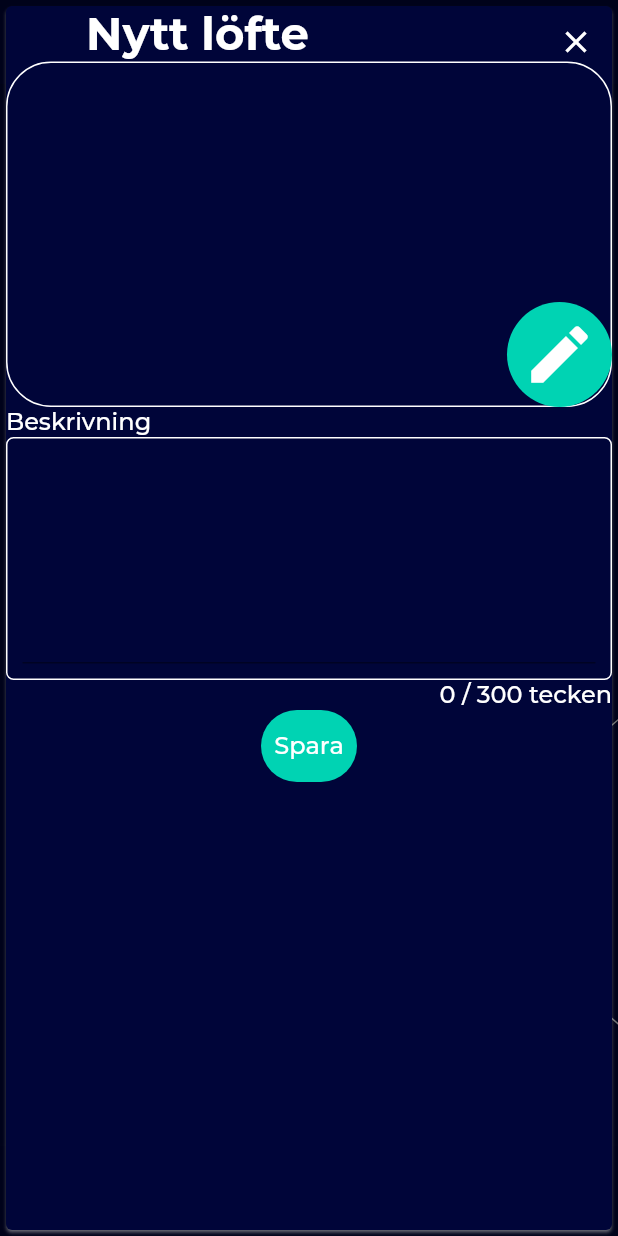
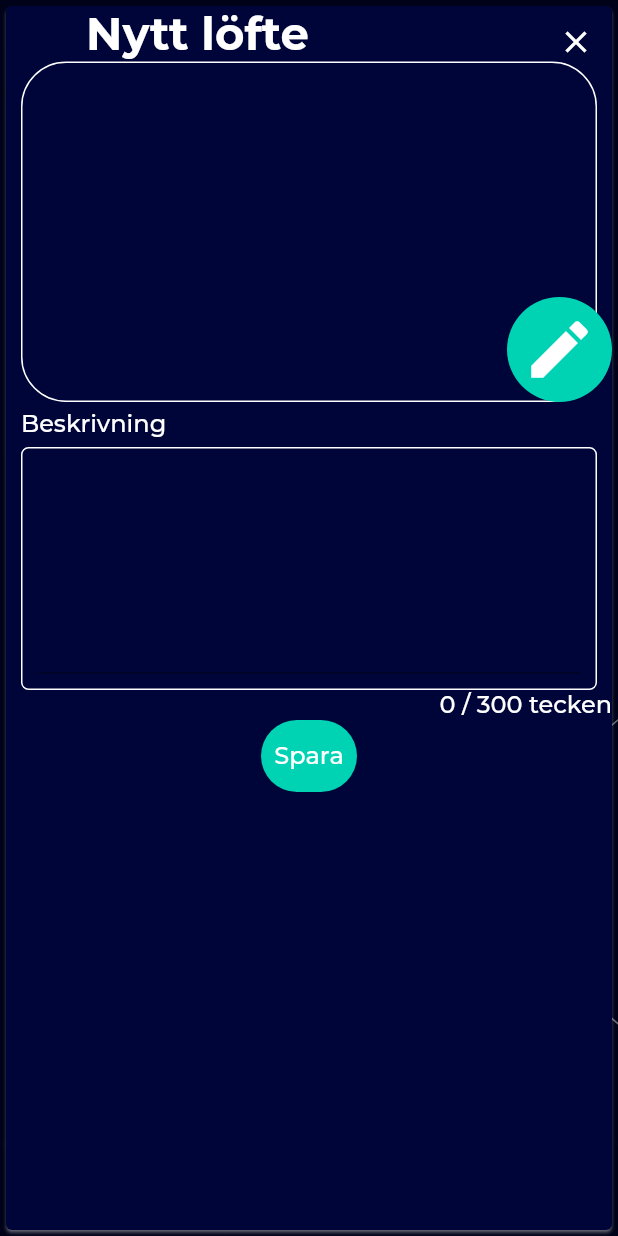
Before and after one commit to juliusolson/rena, a Flutter app: the screen it shows after launch, item 4 of the bottom bar chosen, after a tap on the "add" icon, on a phone screen of 412 x 824 dp. Run offline on Flutter 3.47's test engine with Material 2 defaults, Android fonts, the light colour scheme and no system bars; our stand-ins replace charts_flutter, percent_indicator; project files that could hold a hidden picture were left out.

Commit message:
fixed some coloring  issues

```diff
--- a/lib/models/challengesmodel.dart
+++ b/lib/models/challengesmodel.dart
@@ -27,8 +27,8 @@ class ChallengesModel {
     ],
     categories[2]: [
       Challenge('Mental 1', 'Mental'),
-      Challenge('Mental 1', 'Mental'),
-      Challenge('Mental 1', 'Mental'),
+      Challenge('Mental 2', 'Mental'),
+      Challenge('Mental 3', 'Mental'),
     ]
   };
 
--- a/lib/screens/panik/components/promisesview.dart
+++ b/lib/screens/panik/components/promisesview.dart
@@ -67,7 +67,7 @@ class _PromisesViewState extends State<PromisesView> {
                               horizontal: 10, vertical: 10),
                           decoration: BoxDecoration(
                               border: Border.all(
-                                  color: Theme.of(context).hintColor),
+                                  color: Theme.of(context).shadowColor),
                               borderRadius: BorderRadius.circular(15)),
                           child: Text(promises.promises[index].body,
                               style: Theme.of(context).textTheme.caption));
@@ -110,10 +110,11 @@ class _PromiseCreationDialogState extends State<PromiseCreationDialog> {
                 Flexible(
                   child: Stack(children: [
                     Container(
+                        margin: EdgeInsets.symmetric(horizontal: 10),
                         decoration: new BoxDecoration(
                             borderRadius: BorderRadius.circular(30),
                             border: Border.all(
-                                color: Theme.of(context).hintColor))),
+                                color: Theme.of(context).shadowColor))),
                     Align(
                         alignment: Alignment.bottomRight,
                         child: Container(
@@ -123,25 +124,29 @@ class _PromiseCreationDialogState extends State<PromiseCreationDialog> {
                                 color: Theme.of(context).highlightColor),
                             child: Icon(
                               Icons.edit,
-                              color: Theme.of(context).hintColor,
+                              color: Theme.of(context).buttonColor,
                               size: 50,
                             )))
                   ]),
                 ),
                 Align(
                     alignment: Alignment.topLeft,
-                    child: Text(
-                      'Beskrivning',
-                      style: Theme.of(context).textTheme.caption,
-                    )),
+                    child: Container(
+                        margin:
+                            EdgeInsets.symmetric(horizontal: 10, vertical: 5),
+                        child: Text(
+                          'Beskrivning',
+                          style: Theme.of(context).textTheme.caption,
+                        ))),
                 Flexible(
                     flex: 2,
                     child: Container(
+                        margin: EdgeInsets.symmetric(horizontal: 10),
                         padding: EdgeInsets.all(10),
                         decoration: new BoxDecoration(
                             borderRadius: BorderRadius.circular(5),
-                            border:
-                                Border.all(color: Theme.of(context).hintColor)),
+                            border: Border.all(
+                                color: Theme.of(context).shadowColor)),
                         child: TextField(
                           decoration: InputDecoration(labelText: this.textBody),
                           onChanged: (String text) {
```
Also changed, not shown: lib/screens/panik/components/challengesview.dart (+17 -8 lines), lib/screens/panik/components/editpromisesview.dart (+8 -8 lines).
